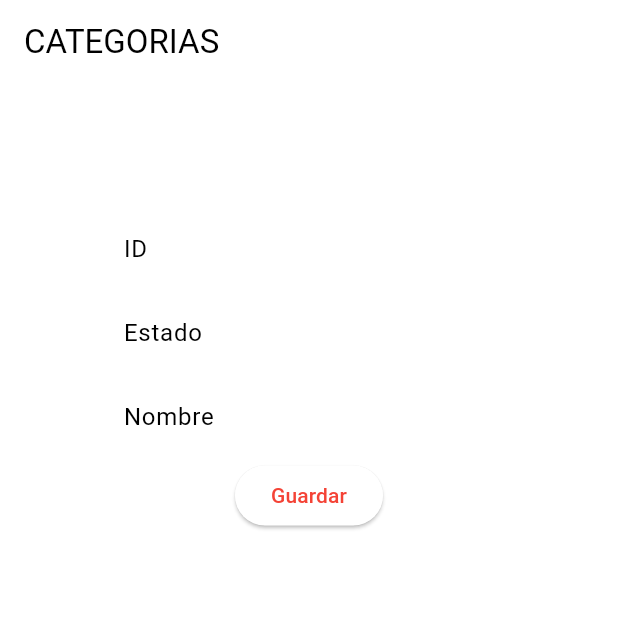
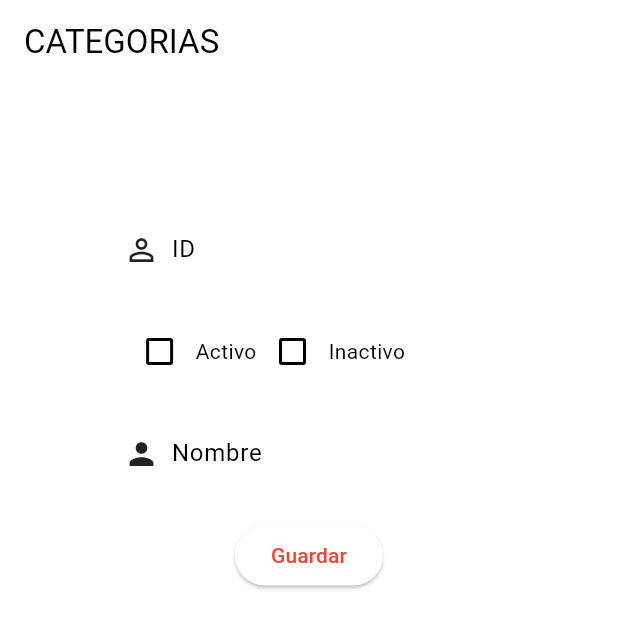
Before and after one commit to Willian0107/eval2_sis21b, a Flutter app: the screen it shows after launch, on a phone screen of 412 x 824 dp. Shown: the top 629 px of the screen. Run offline on Flutter 3.47's test engine with Material 2 defaults, Android fonts, the phone set to English and light mode, and no system bars; our stand-ins replace cloud_firestore, firebase_core; accounts and stored records are empty.

Commit message:
Integracion de Iconos y Checkbox para elegir el estado

```diff
--- a/lib/main.dart
+++ b/lib/main.dart
@@ -1,6 +1,6 @@
 import 'package:firebase_core/firebase_core.dart';
 import 'package:flutter/material.dart';
-import 'package:cloud_firestore/cloud_firestore.dart'; // Importa el paquete Firestore
+import 'package:cloud_firestore/cloud_firestore.dart';
 import 'pages/lista_registros.dart';
 
 void main() {
@@ -29,13 +29,21 @@ class MyApp extends StatelessWidget {
 
 class MyForm extends StatelessWidget {
   final TextEditingController idController = TextEditingController();
-  final TextEditingController estadoController = TextEditingController();
+  final ValueNotifier<bool> activoCheckbox = ValueNotifier<bool>(false);
+  final ValueNotifier<bool> inactivoCheckbox = ValueNotifier<bool>(false);
   final TextEditingController nombreController = TextEditingController();
 
   void _guardarDatos() {
+    var estado;
+    if (activoCheckbox.value) {
+      estado = 'Activo';
+    } else if (inactivoCheckbox.value) {
+      estado = 'Inactivo';
+    }
+
     FirebaseFirestore.instance.collection('tb-categoria').add({
       'id': idController.text,
-      'estado': estadoController.text,
+      'estado': estado,
       'nombre': nombreController.text,
     });
   }
@@ -43,22 +51,70 @@ class MyForm extends StatelessWidget {
   @override
   Widget build(BuildContext context) {
     return Padding(
-      padding: EdgeInsets.all(
-          MediaQuery.of(context).size.width * 0.2), // Agrega un padding del 20%
+      padding: EdgeInsets.all(MediaQuery.of(context).size.width * 0.2),
       child: Column(
         children: [
-          TextFormField(
-            controller: idController,
-            decoration: InputDecoration(labelText: 'ID'),
+          Row(
+            children: [
+              Icon(Icons.perm_identity),
+              SizedBox(width: 8),
+              Expanded(
+                child: TextFormField(
+                  controller: idController,
+                  decoration: InputDecoration(labelText: 'ID'),
+                ),
+              ),
+            ],
           ),
-          TextFormField(
-            controller: estadoController,
-            decoration: InputDecoration(labelText: 'Estado'),
+          SizedBox(height: 16),
+          Row(
+            children: [
+              ValueListenableBuilder<bool>(
+                valueListenable: activoCheckbox,
+                builder: (context, value, child) {
+                  return Checkbox(
+                    value: value,
+                    onChanged: (newValue) {
+                      activoCheckbox.value = newValue!;
+                      if (newValue) {
+                        inactivoCheckbox.value = false;
+                      }
+                    },
+                  );
+                },
+              ),
+              Text('Activo'),
+              ValueListenableBuilder<bool>(
+                valueListenable: inactivoCheckbox,
+                builder: (context, value, child) {
+                  return Checkbox(
+                    value: value,
+                    onChanged: (newValue) {
+                      inactivoCheckbox.value = newValue!;
+                      if (newValue) {
+                        activoCheckbox.value = false;
+                      }
+                    },
+                  );
+                },
+              ),
+              Text('Inactivo'),
+            ],
           ),
-          TextFormField(
-            controller: nombreController,
-            decoration: InputDecoration(labelText: 'Nombre'),
+          SizedBox(height: 16),
+          Row(
+            children: [
+              Icon(Icons.person),
+              SizedBox(width: 8),
+              Expanded(
+                child: TextFormField(
+                  controller: nombreController,
+                  decoration: InputDecoration(labelText: 'Nombre'),
+                ),
+              ),
+            ],
           ),
+          SizedBox(height: 16),
           ElevatedButton(
             onPressed: _guardarDatos,
             child: Text('Guardar'),
@@ -92,7 +148,7 @@ class _MyHomePageState extends State<MyHomePage> {
             MyForm(),
             SizedBox(height: 20),
             Expanded(
-              child: ListaRegistros(), // Usa la vista de los registros aquí
+              child: ListaRegistros(),
             ),
           ],
         ),
```
